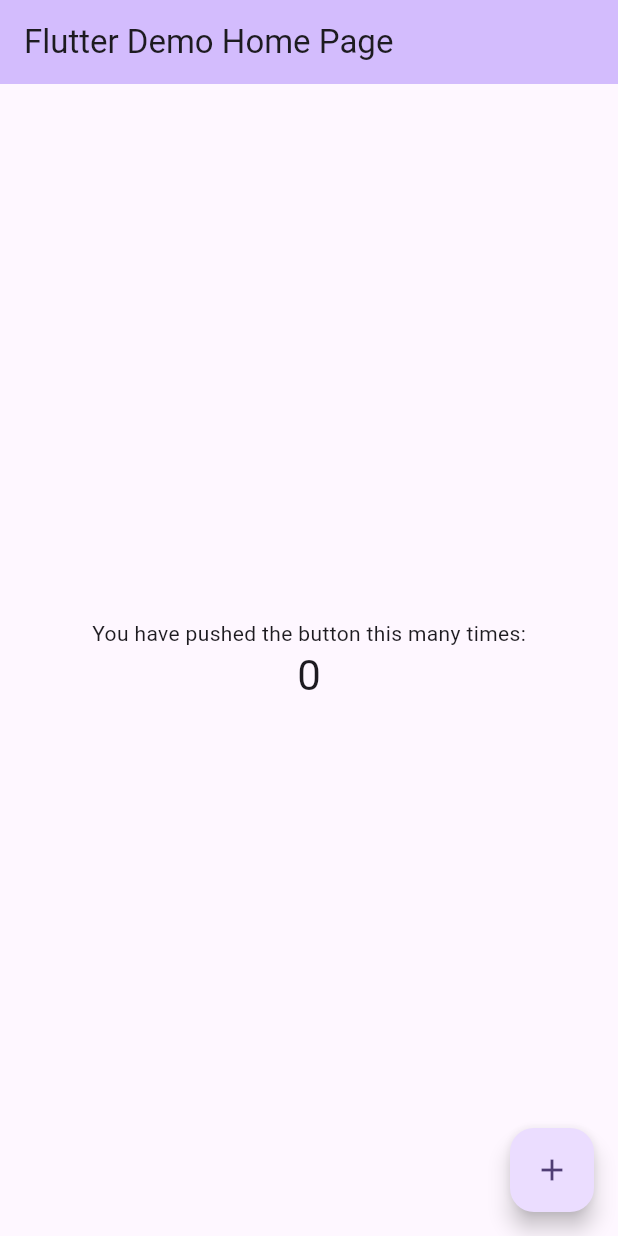
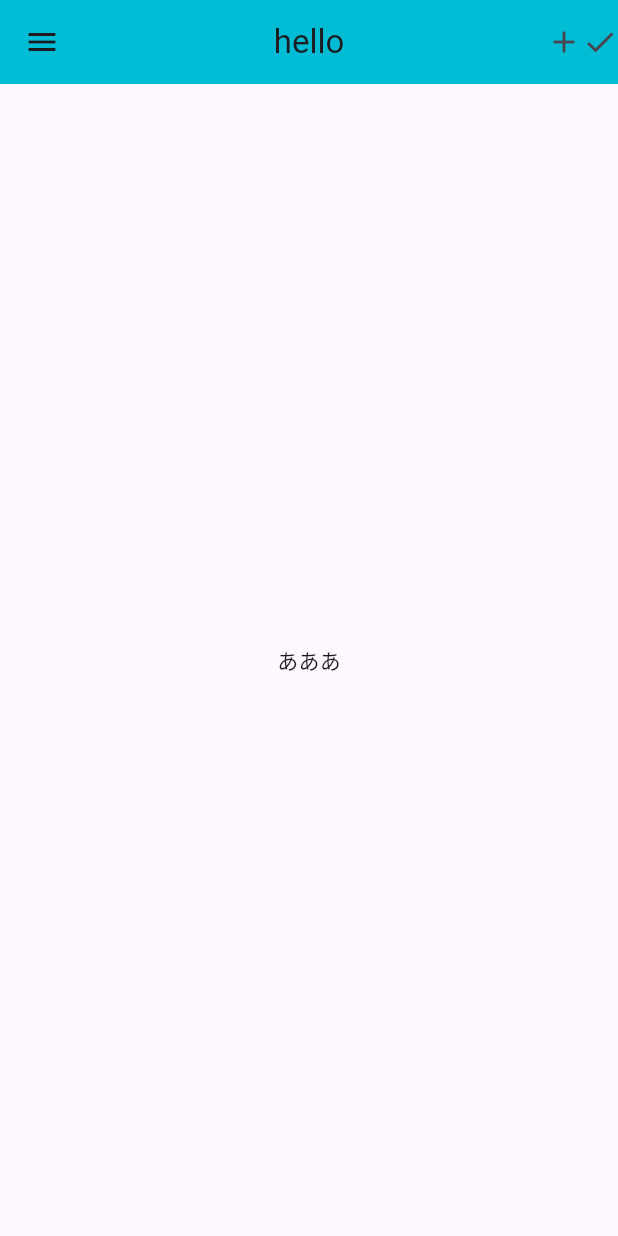
Before and after one commit to akari517/study_app, a Flutter app: the screen it shows after launch, on a phone screen of 412 x 824 dp. Run offline on Flutter 3.47's test engine with Material 3 defaults, Android fonts, the phone set to English and light mode, and no system bars.

Commit message:
appbarのデザインを改良

```diff
--- a/lib/main.dart
+++ b/lib/main.dart
@@ -1,125 +1,49 @@
 import 'package:flutter/material.dart';
 
 void main() {
-  runApp(const MyApp());
+  runApp(MyApp());
 }
 
 class MyApp extends StatelessWidget {
-  const MyApp({super.key});
-
-  // This widget is the root of your application.
   @override
   Widget build(BuildContext context) {
     return MaterialApp(
       title: 'Flutter Demo',
       theme: ThemeData(
-        // This is the theme of your application.
-        //
-        // TRY THIS: Try running your application with "flutter run". You'll see
-        // the application has a purple toolbar. Then, without quitting the app,
-        // try changing the seedColor in the colorScheme below to Colors.green
-        // and then invoke "hot reload" (save your changes or press the "hot
-        // reload" button in a Flutter-supported IDE, or press "r" if you used
-        // the command line to start the app).
-        //
-        // Notice that the counter didn't reset back to zero; the application
-        // state is not lost during the reload. To reset the state, use hot
-        // restart instead.
-        //
-        // This works for code too, not just values: Most code changes can be
-        // tested with just a hot reload.
-        colorScheme: ColorScheme.fromSeed(seedColor: Colors.deepPurple),
-        useMaterial3: true,
+        primaryColor: Colors.blue,
       ),
-      home: const MyHomePage(title: 'Flutter Demo Home Page'),
+      home: MyHomePage(),
     );
   }
 }
 
-class MyHomePage extends StatefulWidget {
-  const MyHomePage({super.key, required this.title});
-
-  // This widget is the home page of your application. It is stateful, meaning
-  // that it has a State object (defined below) that contains fields that affect
-  // how it looks.
-
-  // This class is the configuration for the state. It holds the values (in this
-  // case the title) provided by the parent (in this case the App widget) and
-  // used by the build method of the State. Fields in a Widget subclass are
-  // always marked "final".
-
-  final String title;
-
-  @override
-  State<MyHomePage> createState() => _MyHomePageState();
-}
-
-class _MyHomePageState extends State<MyHomePage> {
-  int _counter = 0;
-
-  void _incrementCounter() {
-    setState(() {
-      // This call to setState tells the Flutter framework that something has
-      // changed in this State, which causes it to rerun the build method below
-      // so that the display can reflect the updated values. If we changed
-      // _counter without calling setState(), then the build method would not be
-      // called again, and so nothing would appear to happen.
-      _counter++;
-    });
-  }
+class MyHomePage extends StatelessWidget {
+  const MyHomePage({super.key});
 
   @override
   Widget build(BuildContext context) {
-    // This method is rerun every time setState is called, for instance as done
-    // by the _incrementCounter method above.
-    //
-    // The Flutter framework has been optimized to make rerunning build methods
-    // fast, so that you can just rebuild anything that needs updating rather
-    // than having to individually change instances of widgets.
     return Scaffold(
         appBar: AppBar(
-        // TRY THIS: Try changing the color here to a specific color (to
-        // Colors.amber, perhaps?) and trigger a hot reload to see the AppBar
-        // change color while the other colors stay the same.
-        backgroundColor: Theme.of(context).colorScheme.inversePrimary,
-        // Here we take the value from the MyHomePage object that was created by
-        // the App.build method, and use it to set our appbar title.
-        title: Text(widget.title),
+          title: Text('hello'),
+          centerTitle: true,
+          backgroundColor: Colors.cyan,
+          leading: IconButton(
+            icon: Icon(Icons.menu),
+            onPressed: () {
+              /* setState((){
+
+              });*/
+            },
+          ),
+          actions: [Icon(Icons.add), Icon(Icons.done)],
         ),
         body: Center(
-        // Center is a layout widget. It takes a single child and positions it
-        // in the middle of the parent.
           child: Column(
-          // Column is also a layout widget. It takes a list of children and
-          // arranges them vertically. By default, it sizes itself to fit its
-          // children horizontally, and tries to be as tall as its parent.
-          //
-          // Column has various properties to control how it sizes itself and
-          // how it positions its children. Here we use mainAxisAlignment to
-          // center the children vertically; the main axis here is the vertical
-          // axis because Columns are vertical (the cross axis would be
-          // horizontal).
-          //
-          // TRY THIS: Invoke "debug painting" (choose the "Toggle Debug Paint"
-          // action in the IDE, or press "p" in the console), to see the
-          // wireframe for each widget.
             mainAxisAlignment: MainAxisAlignment.center,
             children: <Widget>[
-            const Text(
-              'You have pushed the button this many times:',
-            ),
-            Text(
-              '$_counter',
-              style: Theme.of(context).textTheme.headlineMedium,
-            ),
+              Text("あああ"),
             ],
           ),
-      ),
-      floatingActionButton: FloatingActionButton(
-        onPressed: _incrementCounter,
-        tooltip: 'Increment',
-        child: const Icon(Icons.add),
-      ), // This trailing comma makes auto-formatting nicer for build methods.
-    );
+        ));
   }
 }
```
Also changed, not shown: 1 other file. Lines whose indentation alone changed are shown as unchanged.
